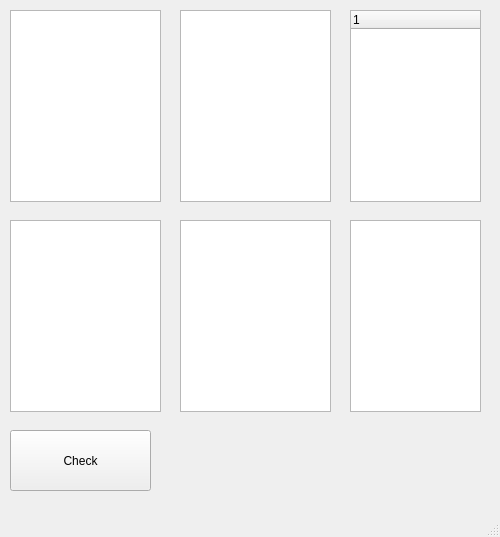
First picture: the form in Проекты в Qt Creator/List,Tree,Table/mainwindow.ui, repository IllugiSvensson/My_GitHub_repo, before the edit.
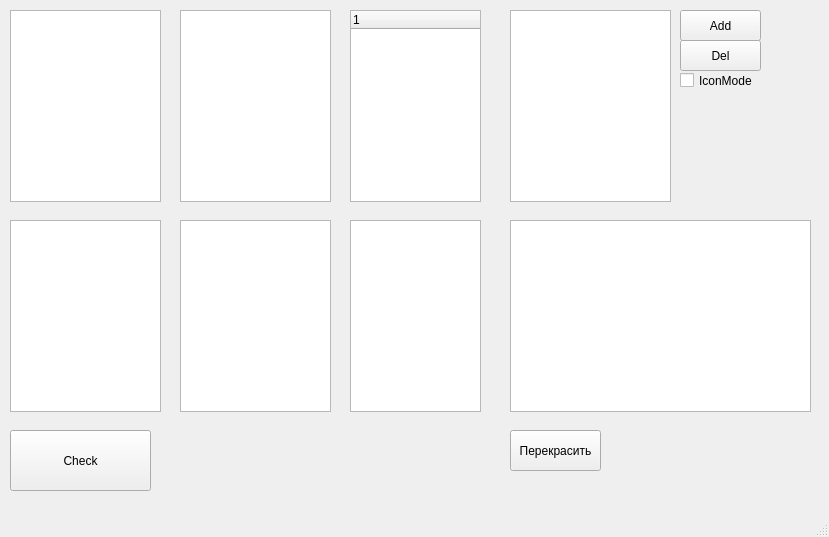
Second picture: the form after the edit.

Diff of the .ui file:
```diff
--- a/Проекты в Qt Creator/List,Tree,Table/mainwindow.ui
+++ b/Проекты в Qt Creator/List,Tree,Table/mainwindow.ui
@@ -6,7 +6,7 @@
    <rect>
     <x>0</x>
     <y>0</y>
-    <width>500</width>
+    <width>829</width>
     <height>537</height>
    </rect>
   </property>
@@ -92,6 +92,90 @@
      </rect>
     </property>
    </widget>
+   <widget class="QListWidget" name="listWidgetHW">
+    <property name="geometry">
+     <rect>
+      <x>510</x>
+      <y>10</y>
+      <width>161</width>
+      <height>192</height>
+     </rect>
+    </property>
+    <property name="acceptDrops">
+     <bool>true</bool>
+    </property>
+    <property name="editTriggers">
+     <set>QAbstractItemView::AnyKeyPressed|QAbstractItemView::DoubleClicked|QAbstractItemView::EditKeyPressed</set>
+    </property>
+    <property name="dragEnabled">
+     <bool>true</bool>
+    </property>
+    <property name="defaultDropAction">
+     <enum>Qt::MoveAction</enum>
+    </property>
+   </widget>
+   <widget class="QPushButton" name="pushButton_2">
+    <property name="geometry">
+     <rect>
+      <x>680</x>
+      <y>10</y>
+      <width>81</width>
+      <height>31</height>
+     </rect>
+    </property>
+    <property name="text">
+     <string>Add</string>
+    </property>
+   </widget>
+   <widget class="QPushButton" name="pushButton_3">
+    <property name="geometry">
+     <rect>
+      <x>680</x>
+      <y>40</y>
+      <width>81</width>
+      <height>31</height>
+     </rect>
+    </property>
+    <property name="text">
+     <string>Del</string>
+    </property>
+   </widget>
+   <widget class="QCheckBox" name="checkBox">
+    <property name="geometry">
+     <rect>
+      <x>680</x>
+      <y>70</y>
+      <width>81</width>
+      <height>21</height>
+     </rect>
+    </property>
+    <property name="text">
+     <string>IconMode</string>
+    </property>
+   </widget>
+   <widget class="QTableWidget" name="tableWidget_2">
+    <property name="geometry">
+     <rect>
+      <x>510</x>
+      <y>220</y>
+      <width>301</width>
+      <height>192</height>
+     </rect>
+    </property>
+   </widget>
+   <widget class="QPushButton" name="pushButton_4">
+    <property name="geometry">
+     <rect>
+      <x>510</x>
+      <y>430</y>
+      <width>91</width>
+      <height>41</height>
+     </rect>
+    </property>
+    <property name="text">
+     <string>Перекрасить</string>
+    </property>
+   </widget>
   </widget>
   <widget class="QMenuBar" name="menubar">
    <property name="geometry">
```
Left out of the diff: 10 changed lines with no effect on the pictures.
